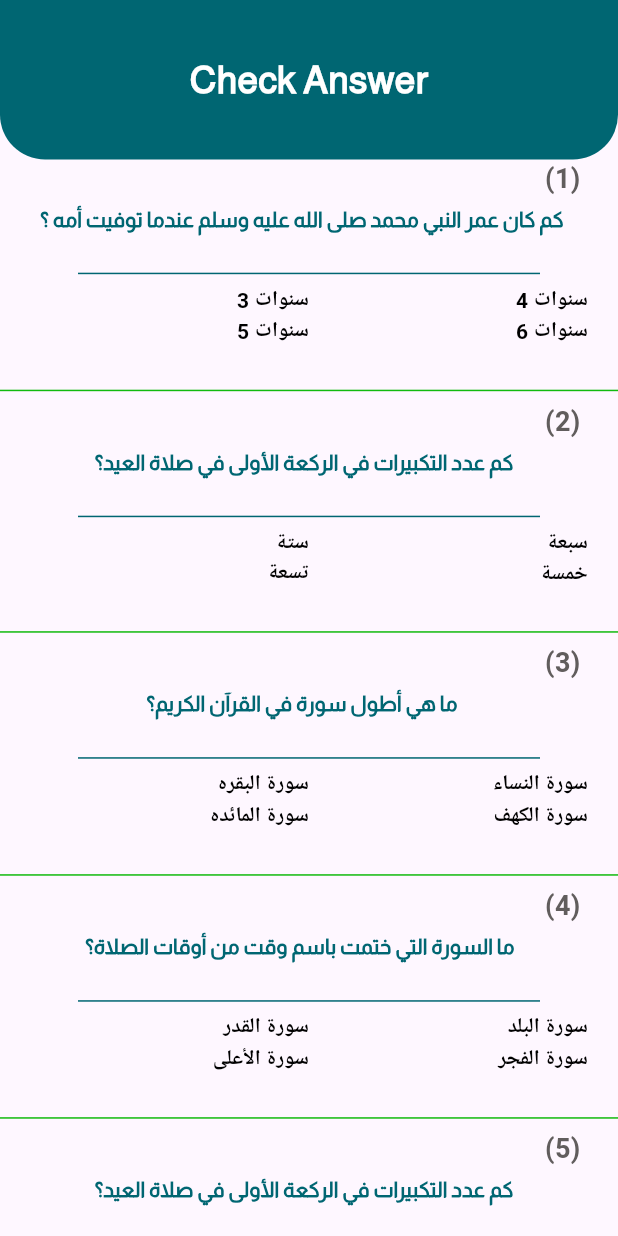
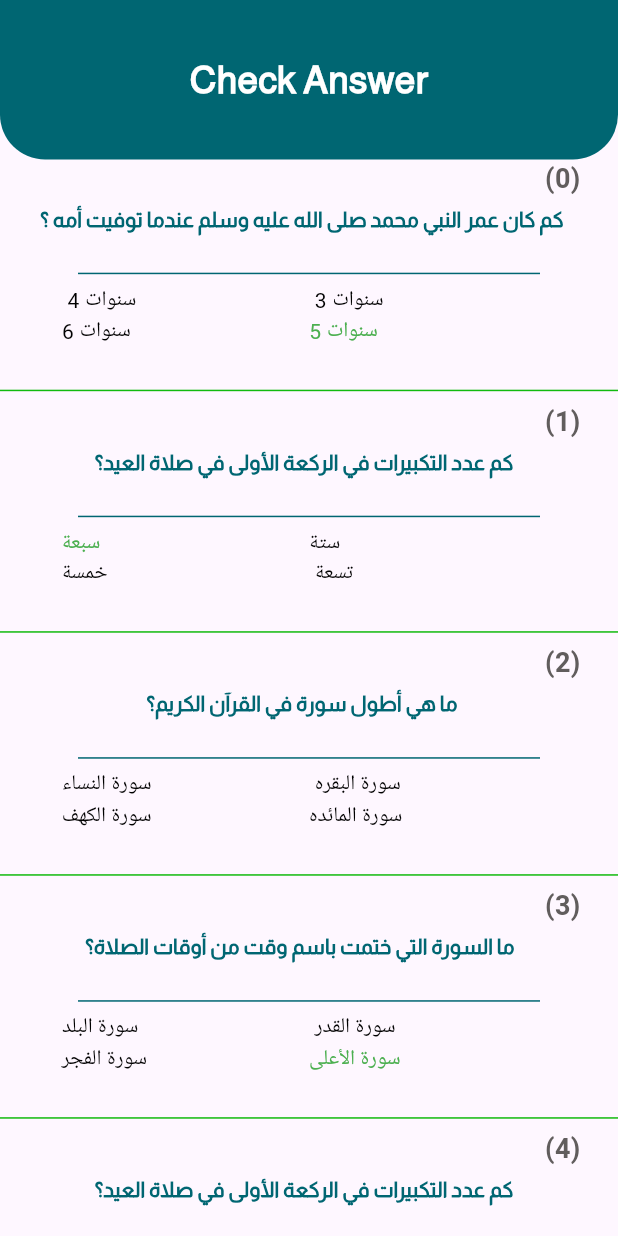
Before and after one commit to mohamedamr77/quizapp, a Flutter app: the CheckAnswerScreen screen opened directly, on a phone screen of 412 x 824 dp. Run offline on Flutter 3.47's test engine with Material 3 defaults, Android fonts, the phone set to English and light mode, and no system bars; our stand-ins replace animate_do; Roboto replaces fonts that are missing (Almarai-Regular.ttf).

Commit message:
dinal check screen

```diff
--- a/lib/ui/check_answer.dart
+++ b/lib/ui/check_answer.dart
@@ -1,8 +1,5 @@
 import 'package:flutter/cupertino.dart';
 import 'package:flutter/material.dart';
-import 'package:quizapp/widget/homepage/divider.dart';
-import 'package:quizapp/widget/homepage/questiontext.dart';
-
 import '../widget/checkanswerwidget/check_answer_item.dart';
 import '../widget/homepage/containerasappbar.dart';
 import '../widget/list_quiz_data..dart';
@@ -24,7 +21,7 @@ class _CheckAnswerScreenState extends State<CheckAnswerScreen> {
          Expanded(
            child: ListView.builder(
              itemBuilder:(context, index) => CheckAnswerItem(
-               index: index+1,
+               index: index,
                question: questions[index].title,
              ),
               itemCount: questions.length,
--- a/lib/widget/checkanswerwidget/check_answer_item.dart
+++ b/lib/widget/checkanswerwidget/check_answer_item.dart
@@ -15,7 +15,6 @@ class CheckAnswerItem extends StatefulWidget {
 class _CheckAnswerItemState extends State<CheckAnswerItem> {
   @override
   Widget build(BuildContext context) {
-    List<String> questionAnswers = questions[widget.index - 1].answers;
     return Column(
       mainAxisSize: MainAxisSize.min,
       children: [
@@ -55,47 +54,22 @@ class _CheckAnswerItemState extends State<CheckAnswerItem> {
           child: Wrap(
             textDirection: TextDirection.rtl,
             children: [
-              for (var i = 0; i < questionAnswers.length; i += 2)
-                Row(
-                  // crossAxisAlignment: CrossAxisAlignment.end,
-                   mainAxisAlignment: MainAxisAlignment.end,
-                  children: [
-                    SizedBox(
-                      width: MediaQuery.of(context).size.width / 2 - 40,
-                      child: Text(
-                        questionAnswers[i],
-                        maxLines: 3,
-                        overflow: TextOverflow.ellipsis,
-                        textAlign: TextAlign.right,
-                        style: TextStyle(
-                          color: questions[i].correctAnswer==questions[i].selectedAnswer?
-                          Colors.green: Colors.black,
-                          fontSize: 14,
-                          fontFamily: "Almarai-Regular.ttf",
-                          fontWeight: FontWeight.w700,
-                        ),
-                      ),
-                    ),
-                    SizedBox(width: 20),
-                    if (i + 1 < questionAnswers.length)
-                      SizedBox(
-                        width: MediaQuery.of(context).size.width / 2 - 40,
-                        child: Text(
-                          questionAnswers[i + 1],
-                          maxLines: 3,
-                          overflow: TextOverflow.ellipsis,
-                          textAlign: TextAlign.right,
-                          style: TextStyle(
-                            color:questions[i+1].correctAnswer==questions[i+1].selectedAnswer?
-                            Colors.green: Colors.black,
-                            fontSize: 14,
-                            fontFamily: "Almarai-Regular.ttf",
-                            fontWeight: FontWeight.w700,
-                          ),
-                        ),
-                      ),
-                  ],
+              ...questions[widget.index].answers.map((questionAnswer) => SizedBox
+                (
+                width: MediaQuery.of(context).size.width*0.40,
+                child: Text(
+                    questionAnswer,
+
+                  style: TextStyle (
+                     color: questionAnswer==questions[widget.index].correctAnswer?
+                         Colors.green
+                         :questionAnswer!=questions[widget.index].correctAnswer && questionAnswer == questions[widget.index].selectedAnswer?
+                         Colors.red
+                         :Colors.black
+                  ),
                 ),
+              ))
+
             ],
           ),
         ),
--- a/lib/widget/list_quiz_data..dart
+++ b/lib/widget/list_quiz_data..dart
@@ -10,6 +10,7 @@ List<QuestionModel> questions = [
 
     selectedAnswer:null,
   ),
+
   QuestionModel(
     title: " كم عدد التكبيرات في الركعة الأولى في صلاة العيد؟ ",
     answers: ["ستة", "سبعة", " تسعة ", "خمسة"],
@@ -35,5 +36,4 @@ List<QuestionModel> questions = [
     selectedAnswer: null,
   )
 
-
 ];
```
